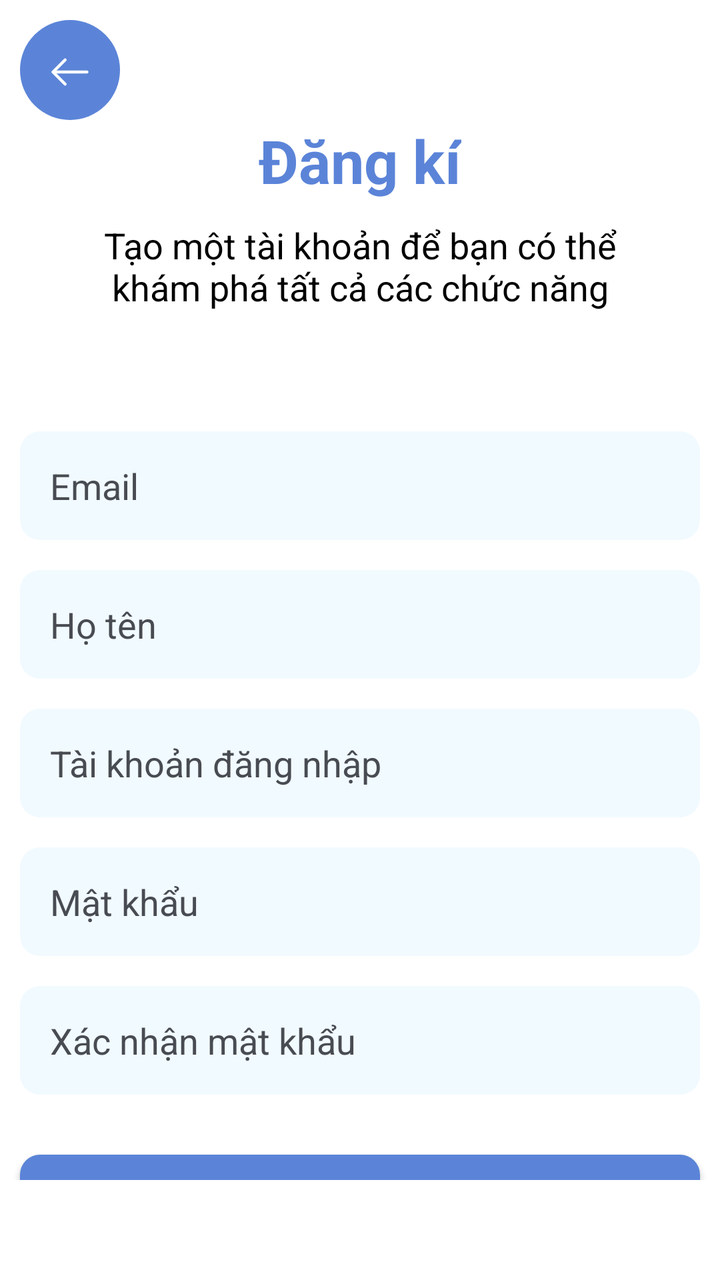
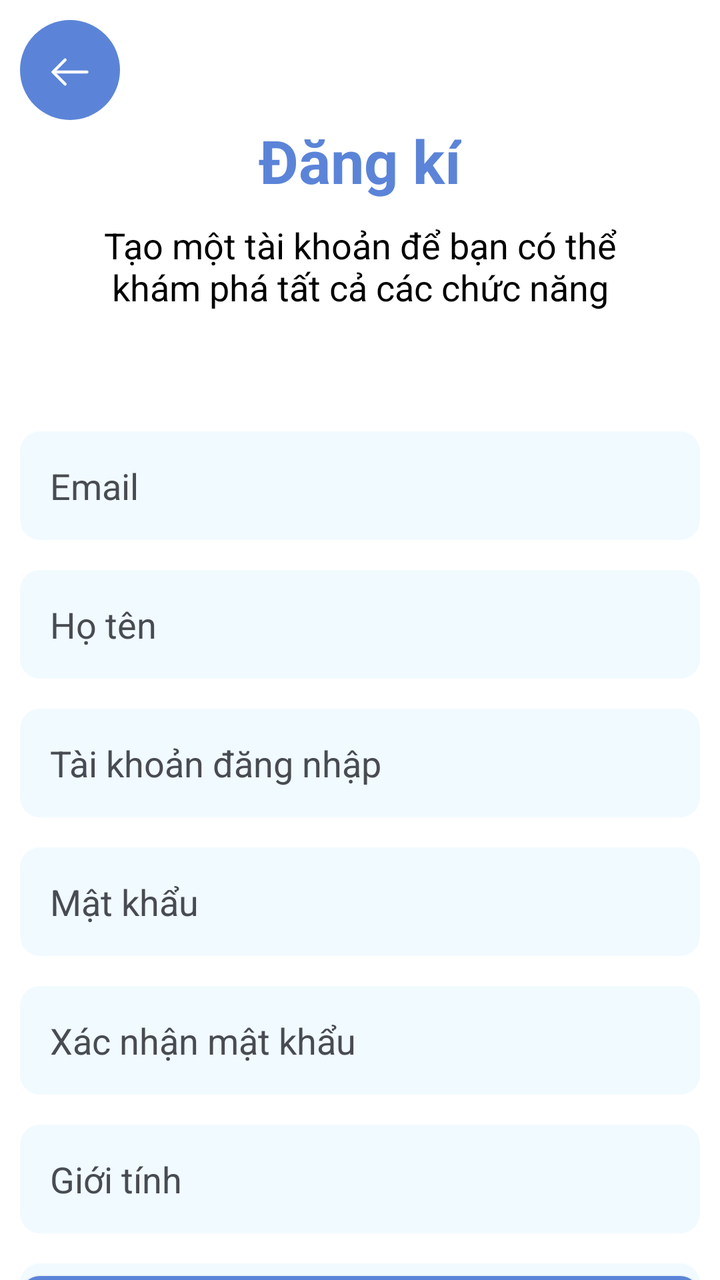

Two renders of the same Android screen: before a commit and after it. Below are the layout's source before the change and the commit's diff.
<!-- AndroidManifest.xml: application theme Theme.NoStatusBar -->
<!-- res/layout/fragment_sign_up.xml -->
<?xml version="1.0" encoding="utf-8"?>
<layout xmlns:android="http://schemas.android.com/apk/res/android"
    xmlns:app="http://schemas.android.com/apk/res-auto"
    xmlns:tools="http://schemas.android.com/tools">

    <androidx.core.widget.NestedScrollView
        android:layout_width="match_parent"
        android:layout_height="match_parent"
        android:paddingBottom="50dp">

        <androidx.constraintlayout.widget.ConstraintLayout
            android:layout_width="match_parent"
            android:layout_height="match_parent">

            <ImageView
                android:id="@+id/btn_back"
                android:layout_width="wrap_content"
                android:layout_height="wrap_content"
                android:layout_margin="10dp"
                android:src="@drawable/ic_arrow_left"
                app:layout_constraintStart_toStartOf="parent"
                app:layout_constraintTop_toTopOf="parent" />

            <TextView
                android:id="@+id/tv_title"
                android:layout_width="wrap_content"
                android:layout_height="wrap_content"
                android:layout_marginTop="50dp"
                android:text="@string/signup"
                android:textColor="@color/primary"
                android:textSize="30sp"
                android:textStyle="bold"
                app:layout_constraintEnd_toEndOf="parent"
                app:layout_constraintStart_toStartOf="parent"
                app:layout_constraintTop_toTopOf="@+id/btn_back" />

            <TextView
                android:id="@+id/tv_description"
                android:layout_width="wrap_content"
                android:layout_height="wrap_content"
                android:layout_marginTop="10dp"
                android:gravity="center"
                android:paddingHorizontal="40dp"
                android:text="@string/signup_des"
                android:textColor="@color/black"
                android:textSize="18sp"
                app:layout_constraintEnd_toEndOf="parent"
                app:layout_constraintStart_toStartOf="parent"
                app:layout_constraintTop_toBottomOf="@+id/tv_title" />

            <EditText
                android:id="@+id/tv_email"
                android:layout_width="match_parent"
                android:layout_height="wrap_content"
                android:layout_marginHorizontal="10dp"
                android:layout_marginTop="60dp"
                android:background="@drawable/bg_edt"
                android:hint="@string/email"
                android:inputType="textEmailAddress"
                android:padding="15dp"
                android:textColor="@color/black"
                android:textColorHint="@color/secondary"
                app:layout_constraintEnd_toEndOf="parent"
                app:layout_constraintStart_toStartOf="parent"
                app:layout_constraintTop_toBottomOf="@+id/tv_description" />

            <EditText
                android:id="@+id/tv_name"
                android:layout_width="match_parent"
                android:layout_height="wrap_content"
                android:layout_marginHorizontal="10dp"
                android:layout_marginTop="15dp"
                android:background="@drawable/bg_edt"
                android:hint="@string/name"
                android:inputType="text"
                android:padding="15dp"
                android:textColor="@color/black"
                android:textColorHint="@color/secondary"
                app:layout_constraintEnd_toEndOf="parent"
                app:layout_constraintStart_toStartOf="parent"
                app:layout_constraintTop_toBottomOf="@+id/tv_email" />

            <EditText
                android:id="@+id/tv_username"
                android:layout_width="match_parent"
                android:layout_height="wrap_content"
                android:layout_marginHorizontal="10dp"
                android:layout_marginTop="15dp"
                android:background="@drawable/bg_edt"
                android:hint="@string/user_name"
                android:inputType="text"
                android:padding="15dp"
                android:textColor="@color/black"
                android:textColorHint="@color/secondary"
                app:layout_constraintEnd_toEndOf="parent"
                app:layout_constraintStart_toStartOf="parent"
                app:layout_constraintTop_toBottomOf="@+id/tv_name" />

            <EditText
                android:id="@+id/tv_pw"
                android:layout_width="match_parent"
                android:layout_height="wrap_content"
                android:layout_marginHorizontal="10dp"
                android:layout_marginTop="15dp"
                android:background="@drawable/bg_edt"
                android:ems="10"
                android:hint="@string/pw"
                android:inputType="textPassword"
                android:padding="15dp"
                android:textColor="@color/black"
                android:textColorHint="@color/secondary"
                app:layout_constraintEnd_toEndOf="parent"
                app:layout_constraintStart_toStartOf="parent"
                app:layout_constraintTop_toBottomOf="@+id/tv_username" />

            <EditText
                android:id="@+id/tv_confirm_pw"
                android:layout_width="match_parent"
                android:layout_height="wrap_content"
                android:layout_marginHorizontal="10dp"
                android:layout_marginTop="15dp"
                android:background="@drawable/bg_edt"
                android:ems="10"
                android:hint="@string/confirm_pw"
                android:inputType="textPassword"
                android:padding="15dp"
                android:textColor="@color/black"
                android:textColorHint="@color/secondary"
                app:layout_constraintEnd_toEndOf="parent"
                app:layout_constraintStart_toStartOf="parent"
                app:layout_constraintTop_toBottomOf="@+id/tv_pw" />

            <Button
                android:id="@+id/btn_sign_up"
                android:layout_width="match_parent"
                android:layout_height="wrap_content"
                android:layout_marginHorizontal="10dp"
                android:layout_marginTop="30dp"
                android:layout_marginBottom="5dp"
                android:background="@drawable/bg_btn_login"
                android:text="@string/signup"
                android:textColor="@color/white"
                android:textStyle="bold"
                app:layout_constraintBottom_toBottomOf="parent"
                app:layout_constraintEnd_toEndOf="parent"
                app:layout_constraintStart_toStartOf="parent"
                app:layout_constraintTop_toBottomOf="@+id/tv_confirm_pw" />

        </androidx.constraintlayout.widget.ConstraintLayout>
    </androidx.core.widget.NestedScrollView>
</layout>
<!-- resources referenced by this layout -->
<resources>
  <color name="black">#FF000000</color>
  <color name="primary">#5B84D8</color>
  <color name="secondary">#484C52</color>
  <color name="white">#FFFFFFFF</color>
  <!-- drawable bg_btn_login (drawable) -->
  <?xml version="1.0" encoding="utf-8"?>
  <shape xmlns:android="http://schemas.android.com/apk/res/android">
      <solid android:color="@color/primary" />
      <corners android:radius="10dp" />
  </shape>
  <!-- drawable bg_edt (drawable) -->
  <?xml version="1.0" encoding="utf-8"?>
  <shape xmlns:android="http://schemas.android.com/apk/res/android">
      <solid android:color="#F1FAFF" />
      <corners android:radius="10dp" />
  </shape>
  <!-- drawable ic_arrow_left (drawable) -->
  <vector xmlns:android="http://schemas.android.com/apk/res/android"
      android:width="50dp"
      android:height="50dp"
      android:viewportWidth="50"
      android:viewportHeight="50">
    <path
        android:pathData="M25,25m-25,0a25,25 0,1 1,50 0a25,25 0,1 1,-50 0"
        android:fillColor="#5B84D8"/>
    <path
        android:pathData="M22.57,32.82C22.38,32.82 22.19,32.75 22.04,32.6L15.97,26.53C15.68,26.24 15.68,25.76 15.97,25.47L22.04,19.4C22.33,19.11 22.81,19.11 23.1,19.4C23.39,19.69 23.39,20.17 23.1,20.46L17.56,26L23.1,31.54C23.39,31.83 23.39,32.31 23.1,32.6C22.96,32.75 22.76,32.82 22.57,32.82Z"
        android:fillColor="#ffffff"/>
    <path
        android:pathData="M33.5,26.75H16.67C16.26,26.75 15.92,26.41 15.92,26C15.92,25.59 16.26,25.25 16.67,25.25H33.5C33.91,25.25 34.25,25.59 34.25,26C34.25,26.41 33.91,26.75 33.5,26.75Z"
        android:fillColor="#ffffff"/>
  </vector>
  <string name="confirm_pw">Xác nhận mật khẩu</string>
  <string name="email">Email</string>
  <string name="name">Họ tên</string>
  <string name="pw">Mật khẩu</string>
  <string name="signup">Đăng kí</string>
  <string name="signup_des">Tạo một tài khoản để bạn có thể khám phá tất cả các chức năng</string>
  <string name="user_name">Tài khoản đăng nhập</string>
  <style name="Theme.NoStatusBar" parent="Theme.AppCompat.Light.NoActionBar">
          <item name="android:windowFullscreen">false</item>
          <item name="android:statusBarColor">@color/white</item>
          <item name="android:windowLightStatusBar">true</item> 
          <item name="android:windowBackground">@color/white</item>
      </style>
</resources>

<!-- the commit's change to res/layout/fragment_sign_up.xml (unified diff, before → after) -->
@@ -5,8 +5,7 @@
 
     <androidx.core.widget.NestedScrollView
         android:layout_width="match_parent"
-        android:layout_height="match_parent"
-        android:paddingBottom="50dp">
+        android:layout_height="match_parent">
 
         <androidx.constraintlayout.widget.ConstraintLayout
             android:layout_width="match_parent"
@@ -103,7 +102,6 @@
                 android:layout_marginHorizontal="10dp"
                 android:layout_marginTop="15dp"
                 android:background="@drawable/bg_edt"
-                android:ems="10"
                 android:hint="@string/pw"
                 android:inputType="textPassword"
                 android:padding="15dp"
@@ -120,7 +118,6 @@
                 android:layout_marginHorizontal="10dp"
                 android:layout_marginTop="15dp"
                 android:background="@drawable/bg_edt"
-                android:ems="10"
                 android:hint="@string/confirm_pw"
                 android:inputType="textPassword"
                 android:padding="15dp"
@@ -130,21 +127,51 @@
                 app:layout_constraintStart_toStartOf="parent"
                 app:layout_constraintTop_toBottomOf="@+id/tv_pw" />
 
+            <EditText
+                android:id="@+id/tv_gender"
+                android:layout_width="match_parent"
+                android:layout_height="wrap_content"
+                android:layout_marginHorizontal="10dp"
+                android:layout_marginTop="15dp"
+                android:background="@drawable/bg_edt"
+                android:hint="@string/gender"
+                android:inputType="text"
+                android:padding="15dp"
+                android:textColor="@color/black"
+                android:textColorHint="@color/secondary"
+                app:layout_constraintEnd_toEndOf="parent"
+                app:layout_constraintStart_toStartOf="parent"
+                app:layout_constraintTop_toBottomOf="@+id/tv_confirm_pw" />
+
+            <EditText
+                android:id="@+id/tv_date"
+                android:layout_width="match_parent"
+                android:layout_height="wrap_content"
+                android:layout_marginHorizontal="10dp"
+                android:layout_marginTop="15dp"
+                android:background="@drawable/bg_edt"
+                android:hint="@string/date"
+                android:inputType="text"
+                android:padding="15dp"
+                android:textColor="@color/black"
+                android:textColorHint="@color/secondary"
+                app:layout_constraintEnd_toEndOf="parent"
+                app:layout_constraintStart_toStartOf="parent"
+                app:layout_constraintTop_toBottomOf="@+id/tv_gender" />
+
             <Button
                 android:id="@+id/btn_sign_up"
                 android:layout_width="match_parent"
                 android:layout_height="wrap_content"
                 android:layout_marginHorizontal="10dp"
                 android:layout_marginTop="30dp"
-                android:layout_marginBottom="5dp"
                 android:background="@drawable/bg_btn_login"
                 android:text="@string/signup"
                 android:textColor="@color/white"
                 android:textStyle="bold"
                 app:layout_constraintBottom_toBottomOf="parent"
                 app:layout_constraintEnd_toEndOf="parent"
-                app:layout_constraintStart_toStartOf="parent"
-                app:layout_constraintTop_toBottomOf="@+id/tv_confirm_pw" />
+                app:layout_constraintStart_toStartOf="parent" />
 
         </androidx.constraintlayout.widget.ConstraintLayout>
     </androidx.core.widget.NestedScrollView>
<!-- resource entries referenced after the edit -->
@@ -33,7 +33,9 @@
         android:fillColor="#ffffff"/>
   </vector>
   <string name="confirm_pw">Xác nhận mật khẩu</string>
+  <string name="date">Ngày sinh</string>
   <string name="email">Email</string>
+  <string name="gender">Giới tính</string>
   <string name="name">Họ tên</string>
   <string name="pw">Mật khẩu</string>
   <string name="signup">Đăng kí</string>
